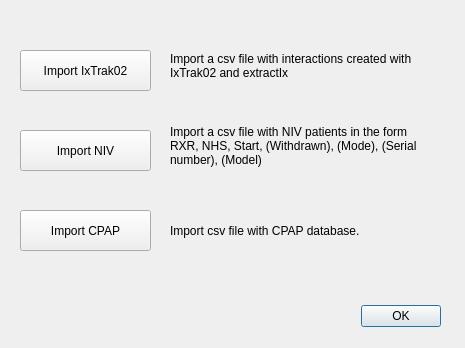
The window that import.ui (iainxingham/IxTrak) describes before a commit, drawn with Qt 5.
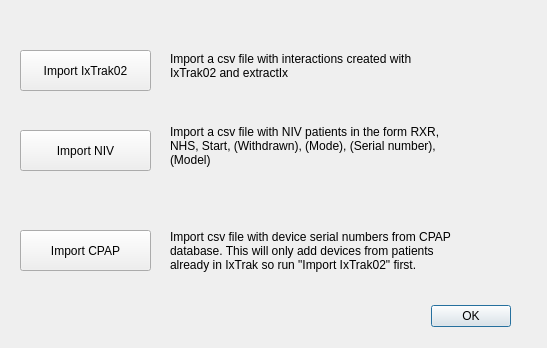
The same window after the commit.

Commit message: Import CPAP devices

```diff
--- a/import.ui
+++ b/import.ui
@@ -6,7 +6,7 @@
    <rect>
     <x>0</x>
     <y>0</y>
-    <width>465</width>
+    <width>547</width>
     <height>348</height>
    </rect>
   </property>
@@ -16,7 +16,7 @@
   <widget class="QDialogButtonBox" name="buttonBox">
    <property name="geometry">
     <rect>
-     <x>340</x>
+     <x>410</x>
      <y>300</y>
      <width>101</width>
      <height>32</height>
@@ -76,7 +76,7 @@
     <rect>
      <x>170</x>
      <y>110</y>
-     <width>251</width>
+     <width>291</width>
      <height>71</height>
     </rect>
    </property>
@@ -92,12 +92,12 @@
     <rect>
      <x>170</x>
      <y>210</y>
-     <width>241</width>
-     <height>41</height>
+     <width>301</width>
+     <height>81</height>
     </rect>
    </property>
    <property name="text">
-    <string>Import csv file with CPAP database.</string>
+    <string>Import csv file with device serial numbers from CPAP database. This will only add devices from patients already in IxTrak so run &quot;Import IxTrak02&quot; first.</string>
    </property>
    <property name="wordWrap">
     <bool>true</bool>
@@ -107,7 +107,7 @@
    <property name="geometry">
     <rect>
      <x>20</x>
-     <y>210</y>
+     <y>230</y>
      <width>131</width>
      <height>41</height>
     </rect>
```
The commit also changes 4 other files.
